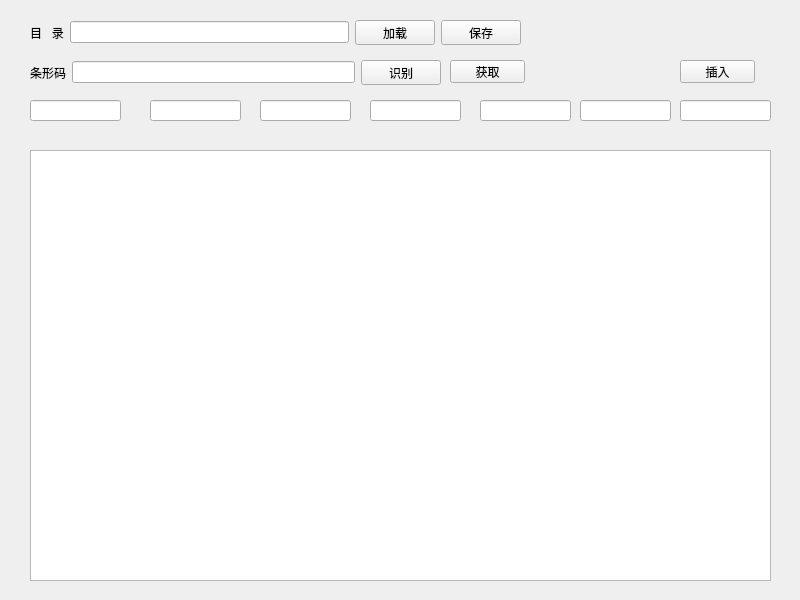
etony/myPyTool, file tools/BookList.ui: the form before one commit.
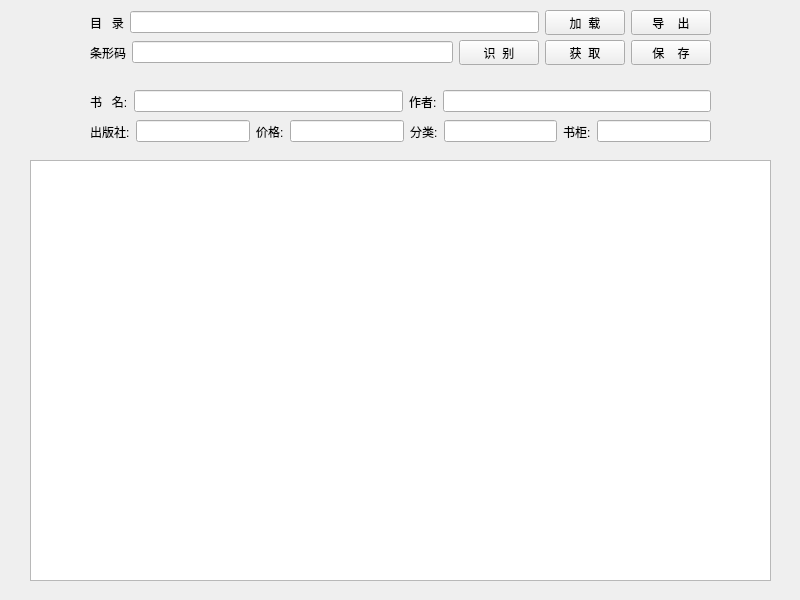
The form after the commit.

```diff
--- a/tools/BookList.ui
+++ b/tools/BookList.ui
@@ -18,9 +18,9 @@
     <property name="geometry">
      <rect>
       <x>30</x>
-      <y>150</y>
+      <y>160</y>
       <width>741</width>
-      <height>431</height>
+      <height>421</height>
      </rect>
     </property>
     <property name="dragEnabled">
@@ -33,9 +33,9 @@
    <widget class="QWidget" name="layoutWidget">
     <property name="geometry">
      <rect>
-      <x>30</x>
-      <y>20</y>
-      <width>491</width>
+      <x>90</x>
+      <y>10</y>
+      <width>621</width>
       <height>25</height>
      </rect>
     </property>
@@ -53,14 +53,14 @@
      <item>
       <widget class="QPushButton" name="pb_load">
        <property name="text">
-        <string>加载</string>
+        <string>加  载</string>
        </property>
       </widget>
      </item>
      <item>
       <widget class="QPushButton" name="pb_save">
        <property name="text">
-        <string>保存</string>
+        <string>导    出</string>
        </property>
       </widget>
      </item>
@@ -69,9 +69,93 @@
    <widget class="QWidget" name="layoutWidget">
     <property name="geometry">
      <rect>
-      <x>30</x>
-      <y>60</y>
-      <width>411</width>
+      <x>90</x>
+      <y>90</y>
+      <width>621</width>
+      <height>23</height>
+     </rect>
+    </property>
+    <layout class="QHBoxLayout" name="horizontalLayout_3">
+     <item>
+      <widget class="QLabel" name="label_3">
+       <property name="text">
+        <string>书   名:</string>
+       </property>
+      </widget>
+     </item>
+     <item>
+      <widget class="QLineEdit" name="le_bookname"/>
+     </item>
+     <item>
+      <widget class="QLabel" name="label_4">
+       <property name="text">
+        <string>作者:</string>
+       </property>
+      </widget>
+     </item>
+     <item>
+      <widget class="QLineEdit" name="le_bookauthor"/>
+     </item>
+    </layout>
+   </widget>
+   <widget class="QWidget" name="layoutWidget">
+    <property name="geometry">
+     <rect>
+      <x>90</x>
+      <y>120</y>
+      <width>621</width>
+      <height>23</height>
+     </rect>
+    </property>
+    <layout class="QHBoxLayout" name="horizontalLayout_4">
+     <item>
+      <widget class="QLabel" name="label_5">
+       <property name="text">
+        <string>出版社:</string>
+       </property>
+      </widget>
+     </item>
+     <item>
+      <widget class="QLineEdit" name="le_publisher"/>
+     </item>
+     <item>
+      <widget class="QLabel" name="label_6">
+       <property name="text">
+        <string>价格:</string>
+       </property>
+      </widget>
+     </item>
+     <item>
+      <widget class="QLineEdit" name="le_price"/>
+     </item>
+     <item>
+      <widget class="QLabel" name="label_7">
+       <property name="text">
+        <string>分类:</string>
+       </property>
+      </widget>
+     </item>
+     <item>
+      <widget class="QLineEdit" name="le_bookclass"/>
+     </item>
+     <item>
+      <widget class="QLabel" name="label_8">
+       <property name="text">
+        <string>书柜:</string>
+       </property>
+      </widget>
+     </item>
+     <item>
+      <widget class="QLineEdit" name="le_bookshelf"/>
+     </item>
+    </layout>
+   </widget>
+   <widget class="QWidget" name="layoutWidget">
+    <property name="geometry">
+     <rect>
+      <x>90</x>
+      <y>40</y>
+      <width>621</width>
       <height>25</height>
      </rect>
     </property>
@@ -89,108 +173,26 @@
      <item>
       <widget class="QPushButton" name="pb_scan">
        <property name="text">
-        <string>识别</string>
+        <string>识  别</string>
+       </property>
+      </widget>
+     </item>
+     <item>
+      <widget class="QPushButton" name="pb_getbookinfo">
+       <property name="text">
+        <string>获  取</string>
+       </property>
+      </widget>
+     </item>
+     <item>
+      <widget class="QPushButton" name="pb_insert">
+       <property name="text">
+        <string>保    存</string>
        </property>
       </widget>
      </item>
     </layout>
    </widget>
-   <widget class="QLineEdit" name="le_booklist_2">
-    <property name="geometry">
-     <rect>
-      <x>30</x>
-      <y>100</y>
-      <width>91</width>
-      <height>21</height>
-     </rect>
-    </property>
-   </widget>
-   <widget class="QLineEdit" name="le_booklist_3">
-    <property name="geometry">
-     <rect>
-      <x>150</x>
-      <y>100</y>
-      <width>91</width>
-      <height>21</height>
-     </rect>
-    </property>
-   </widget>
-   <widget class="QLineEdit" name="le_booklist_4">
-    <property name="geometry">
-     <rect>
-      <x>260</x>
-      <y>100</y>
-      <width>91</width>
-      <height>21</height>
-     </rect>
-    </property>
-   </widget>
-   <widget class="QLineEdit" name="le_booklist_5">
-    <property name="geometry">
-     <rect>
-      <x>370</x>
-      <y>100</y>
-      <width>91</width>
-      <height>21</height>
-     </rect>
-    </property>
-   </widget>
-   <widget class="QLineEdit" name="le_booklist_6">
-    <property name="geometry">
-     <rect>
-      <x>680</x>
-      <y>100</y>
-      <width>91</width>
-      <height>21</height>
-     </rect>
-    </property>
-   </widget>
-   <widget class="QLineEdit" name="le_booklist_7">
-    <property name="geometry">
-     <rect>
-      <x>580</x>
-      <y>100</y>
-      <width>91</width>
-      <height>21</height>
-     </rect>
-    </property>
-   </widget>
-   <widget class="QLineEdit" name="le_booklist_8">
-    <property name="geometry">
-     <rect>
-      <x>480</x>
-      <y>100</y>
-      <width>91</width>
-      <height>21</height>
-     </rect>
-    </property>
-   </widget>
-   <widget class="QPushButton" name="pb_insert">
-    <property name="geometry">
-     <rect>
-      <x>680</x>
-      <y>60</y>
-      <width>75</width>
-      <height>23</height>
-     </rect>
-    </property>
-    <property name="text">
-     <string>插入</string>
-    </property>
-   </widget>
-   <widget class="QPushButton" name="pb_getbookinfo">
-    <property name="geometry">
-     <rect>
-      <x>450</x>
-      <y>60</y>
-      <width>75</width>
-      <height>23</height>
-     </rect>
-    </property>
-    <property name="text">
-     <string>获取</string>
-    </property>
-   </widget>
   </widget>
  </widget>
  <resources/>
```
